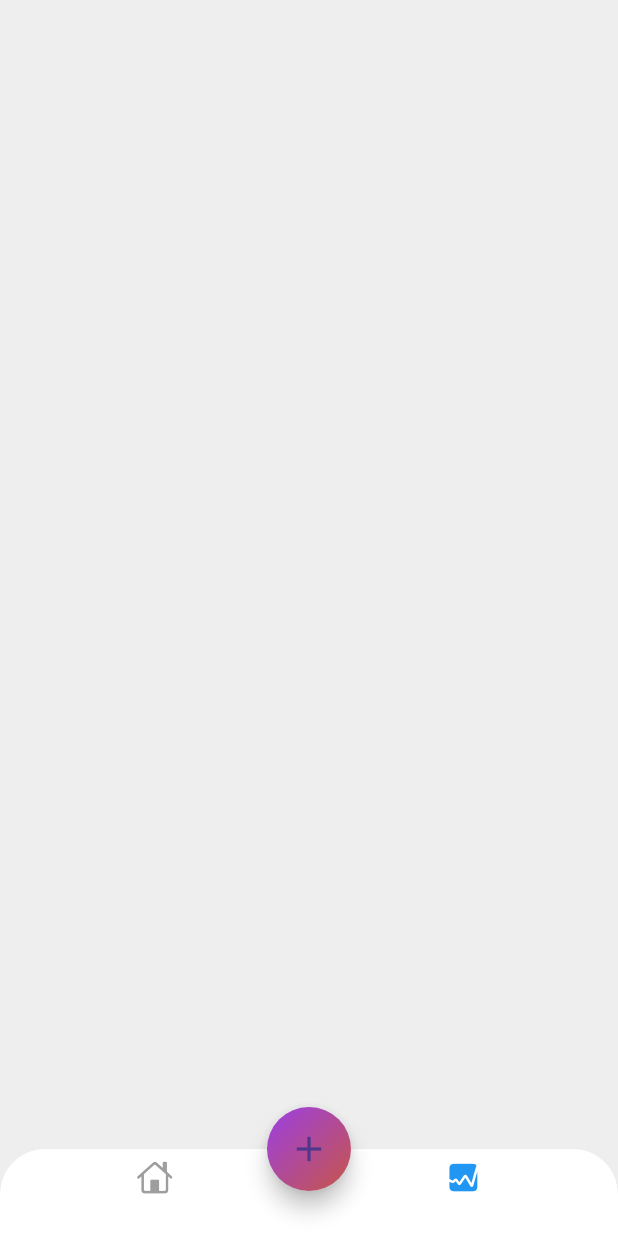
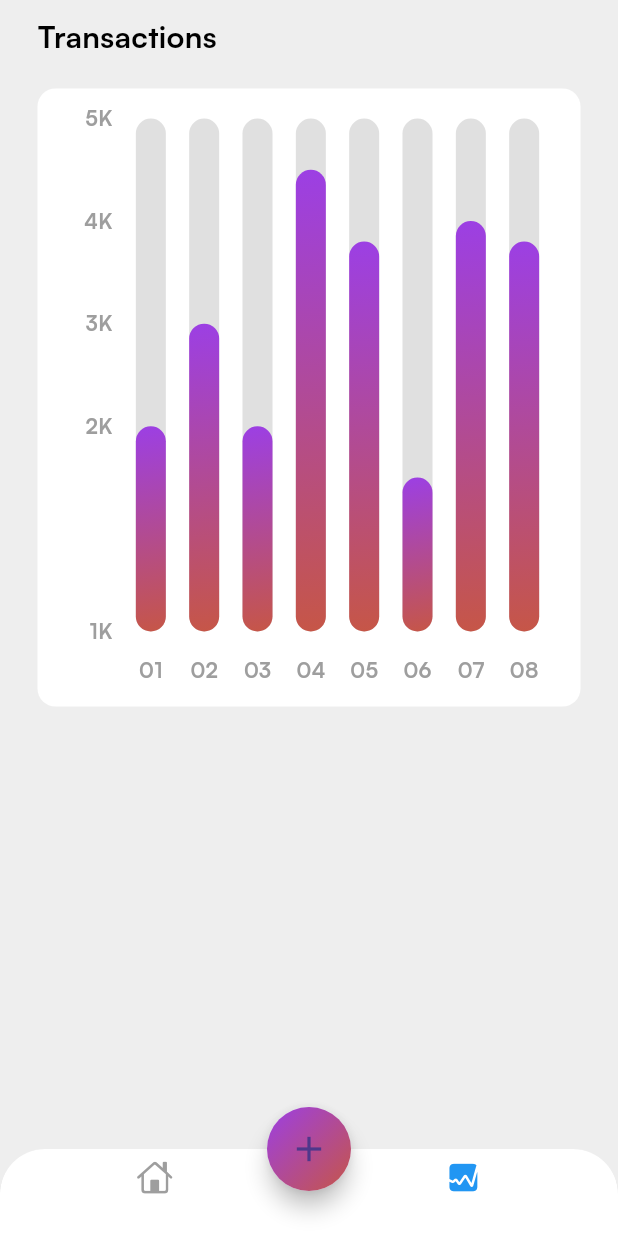
Before and after one commit to SehanAF/Project-Travello, a Flutter app: the MainScreen screen opened directly, item 2 of the bottom bar chosen, on a phone screen of 412 x 824 dp. Run offline on Flutter 3.47's test engine with Material 3 defaults, Android fonts, the phone set to English and light mode, and no system bars; drawn by our look-alikes of fl_chart; our stand-ins replace cloud_firestore, dartz, firebase_auth, firebase_core, flutter_svg, font_awesome_flutter and 2 more; accounts and stored records are empty.

Commit message:
update page stats & chart

```diff
--- a/lib/common/widgets/buttton/button_login.dart
+++ b/lib/common/widgets/buttton/button_login.dart
@@ -1,6 +1,3 @@
-// ignore_for_file: public_member_api_docs, sort_constructors_first, sort_child_properties_last
-// ignore_for_file: prefer_const_constructors, use_key_in_widget_constructors, prefer_const_constructors_in_immutables, prefer_const_literals_to_create_immutables
-
 import 'package:flutter/material.dart';
 
 class CustomButtonLogin extends StatelessWidget {
--- /dev/null
+++ b/lib/presentation/home/pages/chart.dart
@@ -0,0 +1,161 @@
+// ignore_for_file: prefer_const_constructors
+
+import 'dart:math';
+
+import 'package:fl_chart/fl_chart.dart';
+import 'package:flutter/material.dart';
+
+class MyChart extends StatefulWidget {
+  const MyChart({super.key});
+
+  @override
+  State<MyChart> createState() => _MyChartState();
+}
+
+class _MyChartState extends State<MyChart> {
+  @override
+  Widget build(BuildContext context) {
+    return BarChart(
+      mainBarData(),
+    );
+  }
+
+  BarChartGroupData makeGroupData(int x, double y) {
+    return BarChartGroupData(x: x, barRods: [
+      BarChartRodData(
+          toY: y,
+          gradient: const LinearGradient(
+            colors: [
+              Color(0xFF9C3FE4), // Warna ungu
+              Color(0xFFC65647), // Warna merah
+            ],
+            begin: Alignment.topLeft, // Awal gradasi dari kiri atas
+            end: Alignment.bottomRight, // Akhir gradasi ke kanan bawah
+          ),
+          width: 20,
+          backDrawRodData: BackgroundBarChartRodData(
+              show: true, toY: 5, color: Colors.grey.shade300))
+    ]);
+  }
+
+  List<BarChartGroupData> showingGroups() => List.generate(8, (i) {
+        switch (i) {
+          case 0:
+            return makeGroupData(0, 2);
+          case 1:
+            return makeGroupData(1, 3);
+          case 2:
+            return makeGroupData(2, 2);
+          case 3:
+            return makeGroupData(3, 4.5);
+          case 4:
+            return makeGroupData(4, 3.8);
+          case 5:
+            return makeGroupData(5, 1.5);
+          case 6:
+            return makeGroupData(6, 4);
+          case 7:
+            return makeGroupData(7, 3.8);
+          default:
+            return throw Error();
+        }
+      });
+
+  BarChartData mainBarData() {
+    return BarChartData(
+      titlesData: FlTitlesData(
+        show: true,
+        rightTitles:
+            const AxisTitles(sideTitles: SideTitles(showTitles: false)),
+        topTitles: const AxisTitles(sideTitles: SideTitles(showTitles: false)),
+        bottomTitles: AxisTitles(
+            sideTitles: SideTitles(
+          showTitles: true,
+          reservedSize: 38,
+          getTitlesWidget: getTiles,
+        )),
+        leftTitles: AxisTitles(
+          sideTitles: SideTitles(
+            showTitles: true,
+            reservedSize: 38,
+            getTitlesWidget: leftTitles,
+          ),
+        ),
+      ),
+      borderData: FlBorderData(show: false),
+      gridData: const FlGridData(show: false),
+      barGroups: showingGroups(),
+    );
+  }
+
+  Widget getTiles(double value, TitleMeta meta) {
+    const style = TextStyle(
+      color: Colors.grey,
+      fontWeight: FontWeight.bold,
+      fontSize: 14,
+    );
+    Widget text;
+
+    switch (value.toInt()) {
+      case 0:
+        text = const Text('01', style: style);
+        break;
+      case 1:
+        text = const Text('02', style: style);
+        break;
+      case 2:
+        text = const Text('03', style: style);
+        break;
+      case 3:
+        text = const Text('04', style: style);
+        break;
+      case 4:
+        text = const Text('05', style: style);
+        break;
+      case 5:
+        text = const Text('06', style: style);
+        break;
+      case 6:
+        text = const Text('07', style: style);
+        break;
+      case 7:
+        text = const Text('08', style: style);
+        break;
+      default:
+        text = const Text('', style: style);
+        break;
+    }
+    return SideTitleWidget(
+      axisSide: meta.axisSide,
+      space: 16,
+      child: text,
+    );
+  }
+
+  Widget leftTitles(double value, TitleMeta meta) {
+    const style = TextStyle(
+      color: Colors.grey,
+      fontWeight: FontWeight.bold,
+      fontSize: 14,
+    );
+    String text;
+    if (value == 0) {
+      text = '1K';
+    } else if (value == 2) {
+      text = '2K';
+    } else if (value == 3) {
+      text = '3K';
+    } else if (value == 4) {
+      text = '4K';
+    } else if (value == 5) {
+      text = '5K';
+    } else {
+      return Container();
+    }
+    return SideTitleWidget(
+      axisSide: meta.axisSide,
+      space: 0,
+      child: Text(text, style: style),
+    );
+  }
+}
--- a/lib/presentation/home/pages/home_screen.dart
+++ b/lib/presentation/home/pages/home_screen.dart
@@ -1,4 +1,4 @@
-// ignore_for_file: prefer_const_constructors, prefer_const_literals_to_create_immutables
+// ignore_for_file: prefer_const_constructors
 
 import 'package:flutter/cupertino.dart';
 import 'package:flutter/material.dart';
--- a/lib/presentation/home/pages/main_screen.dart
+++ b/lib/presentation/home/pages/main_screen.dart
@@ -67,6 +67,7 @@ class _MainScreenState extends State<MainScreen> {
             _currentIndex = index;
           });
         },
+
         backgroundColor: Colors.white,
         items: <BottomNavigationBarItem>[
           BottomNavigationBarItem(
--- a/lib/presentation/home/pages/stats.dart
+++ b/lib/presentation/home/pages/stats.dart
@@ -1,10 +1,40 @@
+// ignore_for_file: prefer_const_constructors, prefer_const_literals_to_create_immutables, sized_box_for_whitespace
+
 import 'package:flutter/material.dart';
+import 'package:myapp/presentation/home/pages/chart.dart';
 
 class StatScreen extends StatelessWidget {
   const StatScreen({super.key});
 
   @override
   Widget build(BuildContext context) {
-    return Container();
+    return SafeArea(
+      child: Padding(
+        padding: const EdgeInsets.symmetric(horizontal: 25.0, vertical: 10),
+        child: Column(
+          crossAxisAlignment: CrossAxisAlignment.start,
+          children: [
+            const Text(
+              'Transactions',
+              style: TextStyle(
+                  fontSize: 20,
+                  fontWeight: FontWeight.bold,
+                  color: Colors.black),
+            ),
+            const SizedBox(height: 20),
+            Container(
+                width: MediaQuery.of(context).size.width,
+                height: MediaQuery.of(context).size.width,
+                decoration: BoxDecoration(
+                    color: Colors.white,
+                    borderRadius: BorderRadius.circular(12)),
+                child: const Padding(
+                  padding: EdgeInsets.fromLTRB(12, 20, 12, 12),
+                  child: MyChart(),
+                ))
+          ],
+        ),
+      ),
+    );
   }
 }
--- a/lib/presentation/splash/pages/splash.dart
+++ b/lib/presentation/splash/pages/splash.dart
@@ -3,7 +3,7 @@
 import 'package:flutter/material.dart';
 import 'package:flutter_svg/flutter_svg.dart';
 import 'package:myapp/core/configs/assets/app_vectors.dart';
-import 'package:myapp/core/configs/theme/app_colors.dart';
+
 import 'package:myapp/presentation/onboarding/pages/onboarding.dart';
 
 class SplashPage extends StatefulWidget {
--- a/pubspec.yaml
+++ b/pubspec.yaml
@@ -34,6 +34,7 @@ dependencies:
   # The following adds the Cupertino Icons font to your application.
   # Use with the CupertinoIcons class for iOS style icons.
   persistent_bottom_nav_bar_v2: ^5.3.0
+  fl_chart: ^0.69.0
   cupertino_icons: ^1.0.6
   hive: ^2.0.0
   hive_flutter: ^1.1.0
```
Also changed, not shown: pubspec.lock.
